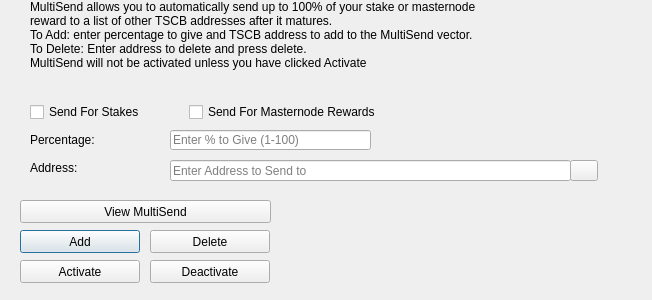
First picture: the form in src/qt/forms/multisenddialog.ui, repository MCLXI/TSC, before the edit.
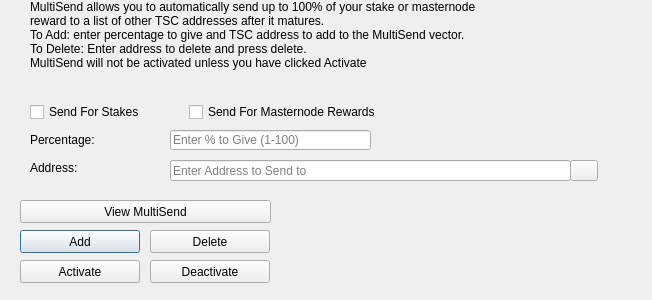
Second picture: the form after the edit. Icons and pictures are not drawn.

```diff
--- a/src/qt/forms/multisenddialog.ui
+++ b/src/qt/forms/multisenddialog.ui
@@ -61,8 +61,8 @@
     <number>1</number>
    </property>
    <property name="text">
-    <string>MultiSend allows you to automatically send up to 100% of your stake or masternode reward to a list of other TSCB addresses after it matures.
-To Add: enter percentage to give and TSCB address to add to the MultiSend vector.
+    <string>MultiSend allows you to automatically send up to 100% of your stake or masternode reward to a list of other TSC addresses after it matures.
+To Add: enter percentage to give and TSC address to add to the MultiSend vector.
 To Delete: Enter address to delete and press delete.
 MultiSend will not be activated unless you have clicked Activate</string>
    </property>
```
Left out of the diff: 4 changed lines with no effect on the pictures.
